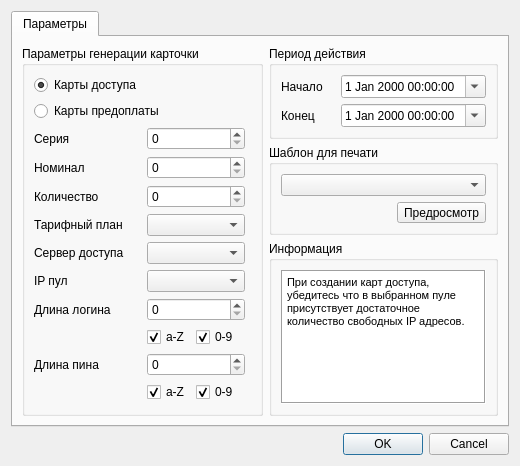
Old version of the form mdi/forms/sxpress_cards_series_edit.ui in the repository brat002/ExpertBilling.
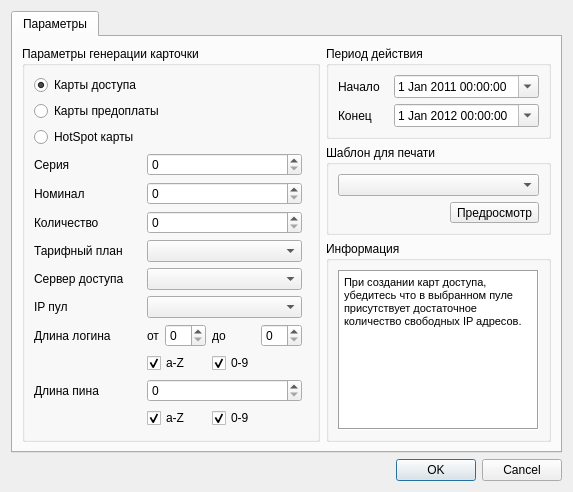
New version of the form.

What changed in the file:
```diff
--- a/mdi/forms/sxpress_cards_series_edit.ui
+++ b/mdi/forms/sxpress_cards_series_edit.ui
@@ -6,8 +6,8 @@
    <rect>
     <x>0</x>
     <y>0</y>
-    <width>520</width>
-    <height>432</height>
+    <width>573</width>
+    <height>467</height>
    </rect>
   </property>
   <property name="windowTitle">
@@ -50,7 +50,7 @@
             </property>
            </widget>
           </item>
-          <item row="1" column="0" colspan="5">
+          <item row="1" column="0" colspan="6">
            <widget class="QRadioButton" name="radioButton_prepaid">
             <property name="text">
              <string>Карты предоплаты</string>
@@ -60,28 +60,28 @@
             </property>
            </widget>
           </item>
-          <item row="2" column="0">
+          <item row="3" column="0">
            <widget class="QLabel" name="series_label">
             <property name="text">
              <string>Серия</string>
             </property>
            </widget>
           </item>
-          <item row="2" column="1" colspan="3">
+          <item row="3" column="1" colspan="4">
            <widget class="QSpinBox" name="series_spinBox">
             <property name="maximum">
              <number>999999999</number>
             </property>
            </widget>
           </item>
-          <item row="3" column="0">
+          <item row="4" column="0">
            <widget class="QLabel" name="nominal_label">
             <property name="text">
              <string>Номинал</string>
             </property>
            </widget>
           </item>
-          <item row="3" column="1" colspan="3">
+          <item row="4" column="1" colspan="4">
            <widget class="QSpinBox" name="spinBox_nominal">
             <property name="frame">
              <bool>true</bool>
@@ -97,14 +97,14 @@
             </property>
            </widget>
           </item>
-          <item row="4" column="0">
+          <item row="5" column="0">
            <widget class="QLabel" name="count_label">
             <property name="text">
              <string>Количество</string>
             </property>
            </widget>
           </item>
-          <item row="4" column="1" colspan="3">
+          <item row="5" column="1" colspan="4">
            <widget class="QSpinBox" name="count_spinBox">
             <property name="frame">
              <bool>true</bool>
@@ -120,64 +120,64 @@
             </property>
            </widget>
           </item>
-          <item row="5" column="0">
+          <item row="6" column="0">
            <widget class="QLabel" name="label_tarif">
             <property name="text">
              <string>Тарифный план</string>
             </property>
            </widget>
           </item>
-          <item row="5" column="1" colspan="3">
+          <item row="6" column="1" colspan="4">
            <widget class="QComboBox" name="comboBox_tarif"/>
           </item>
-          <item row="6" column="0">
+          <item row="7" column="0">
            <widget class="QLabel" name="label_nas">
             <property name="text">
              <string>Сервер доступа</string>
             </property>
            </widget>
           </item>
-          <item row="6" column="1" colspan="3">
+          <item row="7" column="1" colspan="4">
            <widget class="QComboBox" name="comboBox_nas"/>
           </item>
-          <item row="7" column="0">
+          <item row="8" column="0">
            <widget class="QLabel" name="label_ippool">
             <property name="text">
              <string>IP пул</string>
             </property>
            </widget>
           </item>
-          <item row="7" column="1" colspan="3">
+          <item row="8" column="1" colspan="4">
            <widget class="QComboBox" name="comboBox_ippool"/>
           </item>
-          <item row="8" column="0">
+          <item row="9" column="0">
            <widget class="QLabel" name="label_login">
             <property name="text">
              <string>Длина логина</string>
             </property>
            </widget>
           </item>
-          <item row="8" column="1" colspan="3">
-           <widget class="QSpinBox" name="spinBox_login">
-            <property name="text" stdset="0">
-             <string>0</string>
-            </property>
-            <property name="maximum">
-             <number>32</number>
-            </property>
-           </widget>
-          </item>
-          <item row="9" column="1">
-           <widget class="QCheckBox" name="l_checkBox_login">
-            <property name="text">
-             <string>a-Z</string>
-            </property>
-            <property name="checked">
-             <bool>true</bool>
-            </property>
-           </widget>
-          </item>
           <item row="9" column="2">
+           <widget class="QSpinBox" name="spinBox_login_from">
+            <property name="text" stdset="0">
+             <string>0</string>
+            </property>
+            <property name="maximum">
+             <number>32</number>
+            </property>
+           </widget>
+          </item>
+          <item row="10" column="1" colspan="2">
+           <widget class="QCheckBox" name="l_checkBox_login">
+            <property name="text">
+             <string>a-Z</string>
+            </property>
+            <property name="checked">
+             <bool>true</bool>
+            </property>
+           </widget>
+          </item>
+          <item row="10" column="3" colspan="2">
            <widget class="QCheckBox" name="numbers_checkBox_login">
             <property name="text">
              <string>0-9</string>
@@ -187,14 +187,14 @@
             </property>
            </widget>
           </item>
-          <item row="10" column="0">
+          <item row="11" column="0">
            <widget class="QLabel" name="pin_label">
             <property name="text">
              <string>Длина пина</string>
             </property>
            </widget>
           </item>
-          <item row="10" column="1" colspan="3">
+          <item row="11" column="1" colspan="4">
            <widget class="QSpinBox" name="pin_spinBox">
             <property name="text" stdset="0">
              <string>0</string>
@@ -204,7 +204,7 @@
             </property>
            </widget>
           </item>
-          <item row="11" column="1">
+          <item row="12" column="1" colspan="2">
            <widget class="QCheckBox" name="l_checkBox_pin">
             <property name="text">
              <string>a-Z</string>
@@ -214,7 +214,7 @@
             </property>
            </widget>
           </item>
-          <item row="11" column="2">
+          <item row="12" column="3">
            <widget class="QCheckBox" name="numbers_checkBox_pin">
             <property name="text">
              <string>0-9</string>
@@ -224,6 +224,30 @@
             </property>
            </widget>
           </item>
+          <item row="2" column="0">
+           <widget class="QRadioButton" name="radioButton_hotspot">
+            <property name="text">
+             <string>HotSpot карты</string>
+            </property>
+           </widget>
+          </item>
+          <item row="9" column="1">
+           <widget class="QLabel" name="label_login_from">
+            <property name="text">
+             <string>от</string>
+            </property>
+           </widget>
+          </item>
+          <item row="9" column="3">
+           <widget class="QLabel" name="label_login_to">
+            <property name="text">
+             <string>до</string>
+            </property>
+           </widget>
+          </item>
+          <item row="9" column="4">
+           <widget class="QSpinBox" name="spinBox_login_to"/>
+          </item>
          </layout>
         </widget>
        </item>
@@ -242,6 +266,16 @@
           </item>
           <item row="0" column="1">
            <widget class="QDateTimeEdit" name="start_dateTimeEdit">
+            <property name="dateTime">
+             <datetime>
+              <hour>0</hour>
+              <minute>0</minute>
+              <second>0</second>
+              <year>2011</year>
+              <month>1</month>
+              <day>1</day>
+             </datetime>
+            </property>
             <property name="calendarPopup">
              <bool>true</bool>
             </property>
@@ -256,6 +290,16 @@
           </item>
           <item row="1" column="1">
            <widget class="QDateTimeEdit" name="end_dateTimeEdit">
+            <property name="dateTime">
+             <datetime>
+              <hour>0</hour>
+              <minute>0</minute>
+              <second>0</second>
+              <year>2012</year>
+              <month>1</month>
+              <day>1</day>
+             </datetime>
+            </property>
             <property name="calendarPopup">
              <bool>true</bool>
             </property>
```
